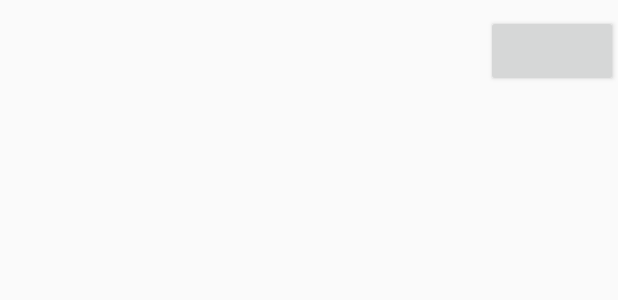
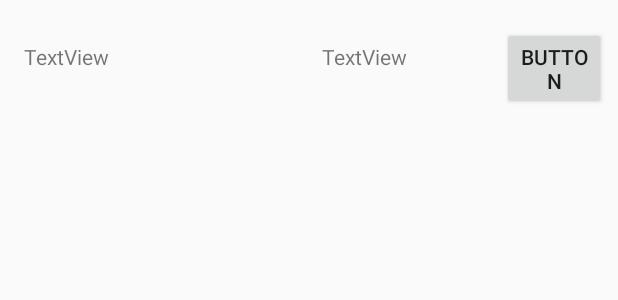
Before and after one commit to sakuraiandco/GTCollab, an Android app: the layout course_item.xml on its own in the app's theme, with its tools: preview values and no code run, on a phone screen of 412 x 824 dp. Shown: the top 300 px of the screen. Run offline under Robolectric (Android 15) with nearby library versions, the phone set to English and light mode, and no system bars; network calls fail.

Commit message:
Basic course list retrieval and display (click button on bottom of home screen). Includes join button with log printing and number of members in each course.
Heavily reliant on sample code. TODO: edit sample code for custom design, clean up code

```diff
--- a/app/src/main/res/layout/course_item.xml
+++ b/app/src/main/res/layout/course_item.xml
@@ -1,26 +1,44 @@
 <?xml version="1.0" encoding="utf-8"?>
-<LinearLayout
-    xmlns:android="http://schemas.android.com/apk/res/android"
+<android.support.constraint.ConstraintLayout xmlns:android="http://schemas.android.com/apk/res/android"
+    xmlns:app="http://schemas.android.com/apk/res-auto"
+    xmlns:tools="http://schemas.android.com/tools"
     android:orientation="horizontal"
     android:layout_width="match_parent"
     android:layout_height="wrap_content"
-    android:paddingTop="10dp"
-    android:paddingBottom="10dp"
-    >
+    tools:layout_editor_absoluteY="81dp"
+    tools:layout_editor_absoluteX="0dp">
 
     <TextView
         android:id="@+id/contact_name"
-        android:layout_width="0dp"
+        android:layout_width="165dp"
         android:layout_height="wrap_content"
-        android:layout_weight="1"
-        />
+        android:layout_marginLeft="16dp"
+        android:text="TextView"
+        app:layout_constraintBaseline_toBaselineOf="@+id/class_member_count"
+        app:layout_constraintLeft_toLeftOf="parent" />
 
     <Button
-        android:id="@+id/message_button"
+        android:id="@+id/join_class_button"
+        android:layout_width="69dp"
+        android:layout_height="wrap_content"
+        android:layout_marginRight="8dp"
+        android:text="Button"
+        app:layout_constraintBaseline_toBaselineOf="@+id/class_member_count"
+        app:layout_constraintRight_toRightOf="parent" />
+
+    <TextView
+        android:id="@+id/class_member_count"
         android:layout_width="wrap_content"
         android:layout_height="wrap_content"
-        android:paddingLeft="16dp"
-        android:paddingRight="16dp"
-        android:textSize="10sp"
-        />
-</LinearLayout>
+        android:text="TextView"
+        app:layout_constraintRight_toLeftOf="@+id/join_class_button"
+        android:layout_marginRight="16dp"
+        app:layout_constraintTop_toTopOf="parent"
+        android:layout_marginTop="8dp"
+        app:layout_constraintBottom_toBottomOf="parent"
+        android:layout_marginBottom="8dp"
+        app:layout_constraintLeft_toRightOf="@+id/contact_name"
+        android:layout_marginLeft="8dp"
+        app:layout_constraintHorizontal_bias="0.346"
+        app:layout_constraintVertical_bias="0.527" />
+</android.support.constraint.ConstraintLayout>
```
Also changed, not shown: app/src/main/java/sakuraiandco/com/gtcollab/Course.java (+10 -11 lines), app/src/main/java/sakuraiandco/com/gtcollab/CourseAdapter.java (+21 -20 lines), app/src/main/java/sakuraiandco/com/gtcollab/MainActivity.java (+2 -5 lines), 1 other file.
